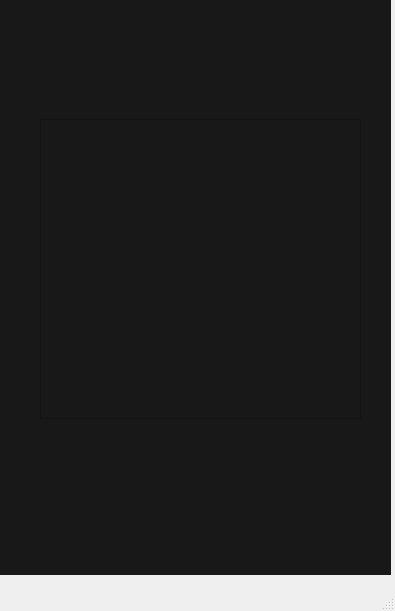
The window that upload/gui/ui/shotgrid.ui (oventd/NA_Spirit) describes before a commit, drawn with Qt 5.
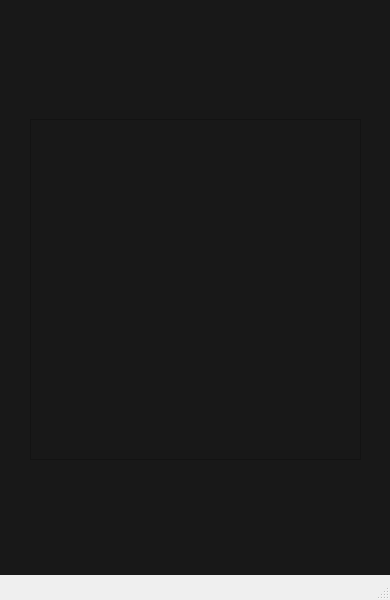
The same window after the commit. Icons and pictures are not drawn.

Commit message: ui 했어요~~@

```diff
--- a/upload/gui/ui/shotgrid.ui
+++ b/upload/gui/ui/shotgrid.ui
@@ -6,10 +6,28 @@
    <rect>
     <x>0</x>
     <y>0</y>
-    <width>395</width>
-    <height>611</height>
+    <width>390</width>
+    <height>600</height>
    </rect>
   </property>
+  <property name="sizePolicy">
+   <sizepolicy hsizetype="Fixed" vsizetype="Fixed">
+    <horstretch>0</horstretch>
+    <verstretch>0</verstretch>
+   </sizepolicy>
+  </property>
+  <property name="minimumSize">
+   <size>
+    <width>390</width>
+    <height>600</height>
+   </size>
+  </property>
+  <property name="maximumSize">
+   <size>
+    <width>390</width>
+    <height>578</height>
+   </size>
+  </property>
   <property name="windowTitle">
    <string>MainWindow</string>
   </property>
@@ -17,10 +35,10 @@
    <widget class="QListWidget" name="assetname_listwidget">
     <property name="geometry">
      <rect>
-      <x>40</x>
+      <x>30</x>
       <y>119</y>
-      <width>321</width>
-      <height>300</height>
+      <width>331</width>
+      <height>341</height>
      </rect>
     </property>
     <property name="styleSheet">
@@ -32,9 +50,9 @@
    <widget class="QPushButton" name="remove_button">
     <property name="geometry">
      <rect>
-      <x>9</x>
-      <y>470</y>
-      <width>371</width>
+      <x>30</x>
+      <y>460</y>
+      <width>331</width>
       <height>81</height>
      </rect>
     </property>
@@ -67,9 +85,9 @@
    <widget class="QLabel" name="download_btn_one">
     <property name="geometry">
      <rect>
-      <x>40</x>
-      <y>500</y>
-      <width>320</width>
+      <x>30</x>
+      <y>490</y>
+      <width>341</width>
       <height>52</height>
      </rect>
     </property>
```
Left out of the diff: 4 changed lines with no effect on the pictures. The commit also changes 1 other file.
